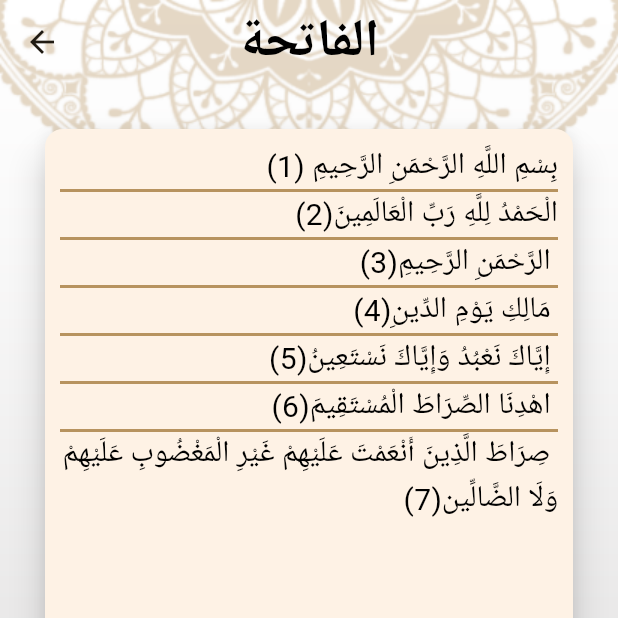
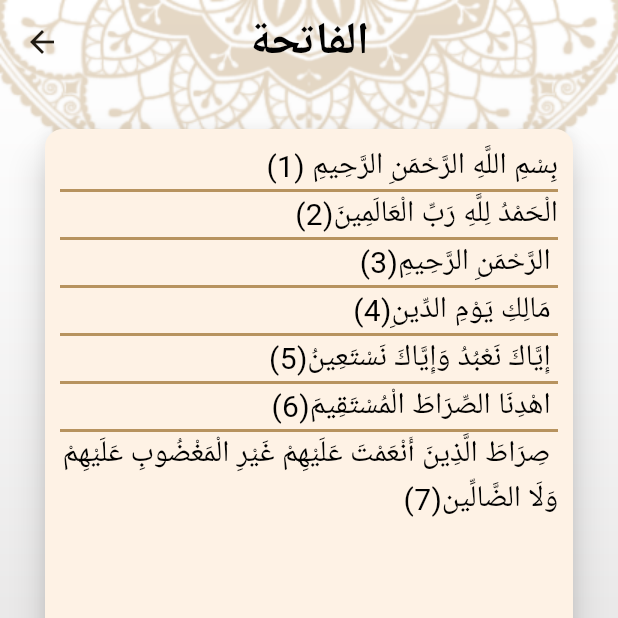
Before and after one commit to NoureenSaad/Islami_App, a Flutter app: the screen it shows after launch, after a tap on "الفاتحة", on a phone screen of 412 x 824 dp, the top half of it. Run offline on Flutter 3.47's test engine with Material 3 defaults, Android fonts, the phone set to English and light mode, and no system bars.

Commit message:
Update title size for quran and hadeth details screens

```diff
--- a/lib/ui/hadeth_details/hadeth_details_screen.dart
+++ b/lib/ui/hadeth_details/hadeth_details_screen.dart
@@ -20,7 +20,7 @@ class HadethDetailsScreen extends StatelessWidget {
       ),
       child: Scaffold(
         appBar: AppBar(
-          title: Text(hadethModel.hadethTitle,style: TextStyle(fontSize: 35),),
+          title: Text(hadethModel.hadethTitle),
         ),
         body: Card(
           margin: EdgeInsets.all(30),
--- a/lib/ui/quran_details/quran_details_screen.dart
+++ b/lib/ui/quran_details/quran_details_screen.dart
@@ -27,7 +27,7 @@ class _QuranDetailsScreenState extends State<QuranDetailsScreen> {
       ),
       child: Scaffold(
         appBar: AppBar(
-          title: Text(args.title,style: TextStyle(fontSize: 35),),
+          title: Text(args.title),
         ),
         body: Card(
           margin: EdgeInsets.all(30),
```
